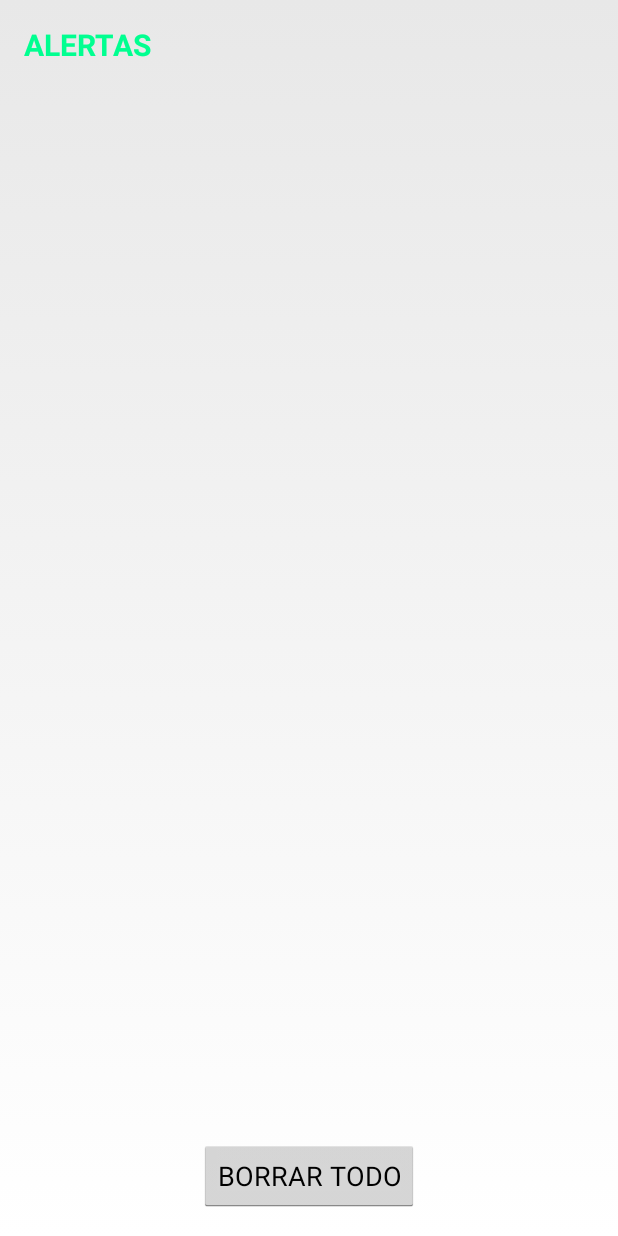
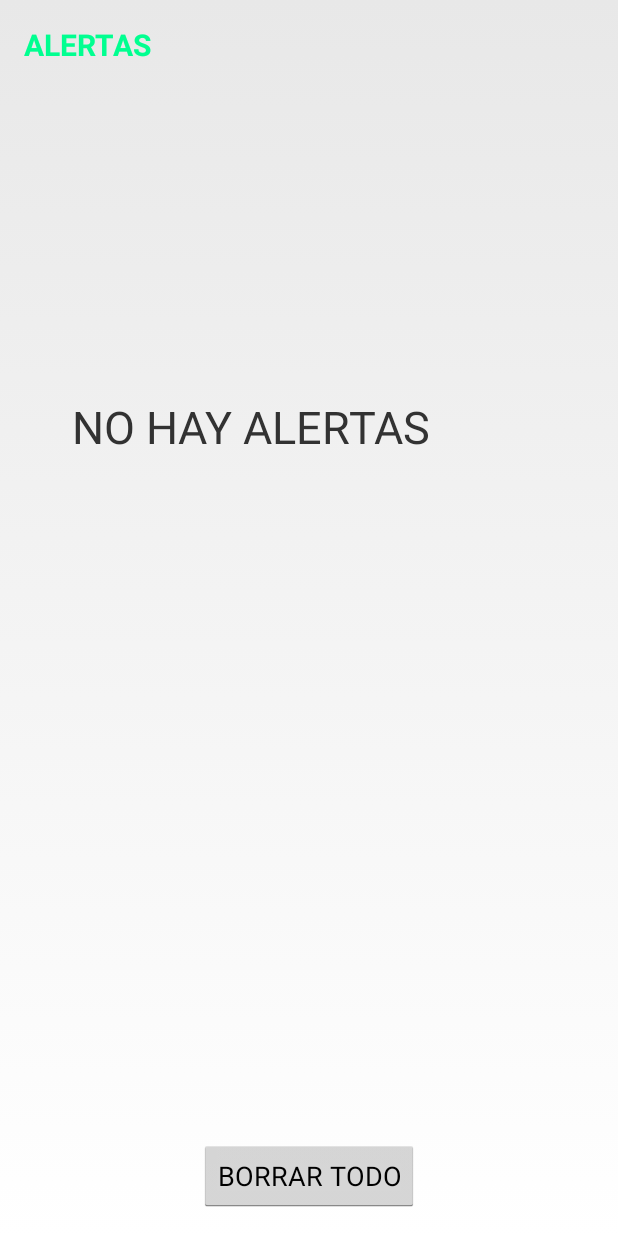
Before and after one commit to Mariani88/tesis-android, an Android app: the screen it shows after launch (AlertListActivity), after a tap on "BORRAR TODO", on a phone screen of 412 x 824 dp. Run offline under Robolectric (Android 15) with nearby library versions, the phone set to English and light mode, and no system bars; our stand-ins replace Room's generated code, RxJava; 1 statement that could not run was skipped.

Commit message:
add field for report that there are not alerts to show

```diff
--- a/app/src/main/java/tesis/untref/com/firealerts/alert/view/AlertListActivity.kt
+++ b/app/src/main/java/tesis/untref/com/firealerts/alert/view/AlertListActivity.kt
@@ -4,10 +4,9 @@ import android.app.Activity
 import android.content.Intent
 import android.os.Bundle
 import android.view.View
-import android.widget.AdapterView
-import android.widget.ArrayAdapter
-import android.widget.Button
-import android.widget.ListView
+import android.view.View.INVISIBLE
+import android.view.View.VISIBLE
+import android.widget.*
 import tesis.untref.com.firealerts.R
 import tesis.untref.com.firealerts.alert.presenter.AlertListPresenter
 import tesis.untref.com.firealerts.alert.presenter.dto.AlertAddressReducedDataModel
@@ -17,6 +16,7 @@ class AlertListActivity : Activity(), AdapterView.OnItemClickListener {
     private lateinit var alertListPresenter: AlertListPresenter
     private var alertIdsShowing = listOf<Long>()
     private lateinit var deleteButton: Button
+    private lateinit var emptyAlertsTextView: TextView
 
     override fun onCreate(savedInstanceState: Bundle?) {
         super.onCreate(savedInstanceState)
@@ -24,6 +24,7 @@ class AlertListActivity : Activity(), AdapterView.OnItemClickListener {
         alertListPresenter = AlertListPresenter(this)
         alertListPresenter.showAlerts()
         deleteButton = findViewById(R.id.delete_all_button)
+        emptyAlertsTextView = findViewById(R.id.empty_alerts_text_view)
         deleteButton.setOnClickListener{alertListPresenter.removeAll()}
     }
 
@@ -34,6 +35,7 @@ class AlertListActivity : Activity(), AdapterView.OnItemClickListener {
         val alertsList = findViewById<ListView>(R.id.listView)
         alertsList.adapter = adapter
         alertsList.onItemClickListener = this
+        emptyAlertsTextView.visibility = if(alertIdsShowing.isEmpty()) VISIBLE else INVISIBLE
     }
 
     override fun onItemClick(parent: AdapterView<*>?, view: View?, position: Int, id: Long) {
--- a/app/src/main/res/layout/activity_alert_list.xml
+++ b/app/src/main/res/layout/activity_alert_list.xml
@@ -31,8 +31,8 @@
         android:layout_marginStart="16dp"
         android:layout_marginTop="16dp"
         android:text="@string/alerts"
+        android:textColor="#00FF90"
         android:textSize="20sp"
-        android:textColor="#00FF90"
         app:layout_constraintBottom_toTopOf="@+id/listView"
         app:layout_constraintStart_toStartOf="parent"
         app:layout_constraintTop_toTopOf="parent" />
@@ -48,4 +48,17 @@
         app:layout_constraintStart_toStartOf="parent"
         app:layout_constraintTop_toBottomOf="@+id/listView" />
 
+    <TextView
+        android:id="@+id/empty_alerts_text_view"
+        android:layout_width="wrap_content"
+        android:layout_height="wrap_content"
+        android:layout_marginLeft="48dp"
+        android:layout_marginStart="48dp"
+        android:layout_marginTop="264dp"
+        android:text="@string/empty"
+        android:textSize="30sp"
+        android:visibility="invisible"
+        app:layout_constraintStart_toStartOf="parent"
+        app:layout_constraintTop_toTopOf="parent" />
+
 </android.support.constraint.ConstraintLayout>
--- a/app/src/main/res/values/strings.xml
+++ b/app/src/main/res/values/strings.xml
@@ -3,4 +3,5 @@
     <string name="title_activity_maps">LOCALIZACION</string>
     <string name="alerts"><b>ALERTAS</b></string>
     <string name="delete_all">BORRAR TODO</string>
+    <string name="empty">NO HAY ALERTAS</string>
 </resources>
```
